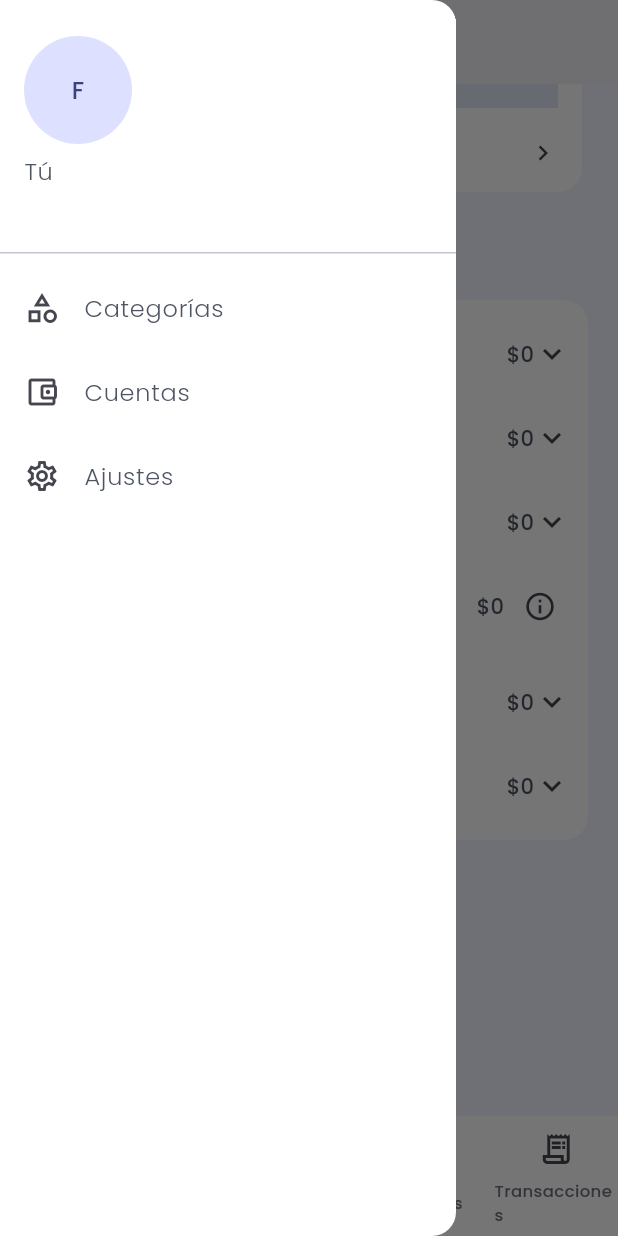
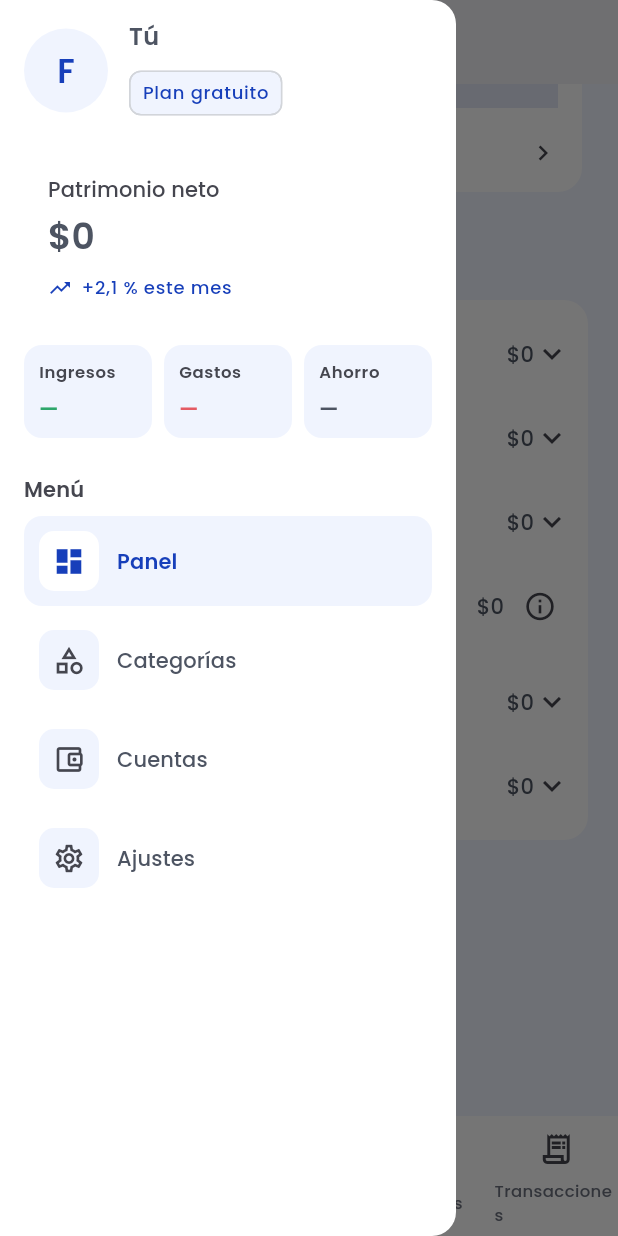
Before and after one commit to gerardomanllo/finko, a Flutter app: the DashboardScreen screen opened by its route, scrolled down 184 dp, after a tap on the "settings" icon, on a phone screen of 412 x 824 dp. Run offline on Flutter 3.47's test engine with Material 3 defaults, Android fonts, the phone set to English and light mode, and no system bars; drawn by our look-alikes of fl_chart; our stand-ins replace cloud_firestore, cloud_functions, firebase_auth, firebase_core, flutter_riverpod, go_router and 4 more; accounts and stored records are empty; network calls fail.

Commit message:
Enhance shell drawer UI: Introduced a Finko-themed drawer featuring a profile section, a free-plan stub, and a paper-style net worth block. Added month-to-date income, expenses, and savings metrics with consistent styling across navigation rows. Updated localization for new drawer elements and revised documentation to reflect these changes.

```diff
--- a/lib/core/data/monthly_totals_as_of_date.dart
+++ b/lib/core/data/monthly_totals_as_of_date.dart
@@ -25,6 +25,27 @@ int expenseMinorMainThroughDate(MonthlyTotals totals, String throughYyyyMmDd) {
   return sum;
 }
 
+/// Like [expenseMinorMainThroughDate], but sums day-level **income** through [throughYyyyMmDd].
+int incomeMinorMainThroughDate(MonthlyTotals totals, String throughYyyyMmDd) {
+  if (totals.yearMonth.length < 7 || throughYyyyMmDd.length < 10) {
+    return totals.incomeMinorMain;
+  }
+  final monthPrefix = throughYyyyMmDd.substring(0, 7);
+  if (totals.yearMonth != monthPrefix) {
+    return totals.incomeMinorMain;
+  }
+  final dayCap = int.tryParse(throughYyyyMmDd.substring(8, 10)) ?? 31;
+  var sum = 0;
+  for (final e in totals.days.entries) {
+    final dk = e.key;
+    if (!_isDayKey(dk)) continue;
+    final d = int.parse(dk);
+    if (d > dayCap) continue;
+    sum += e.value.incomeMinorMain ?? 0;
+  }
+  return sum;
+}
+
 /// Scales [MonthlyTotals.byCategoryMinorMain] by the ratio of MTD expense to full-month
 /// expense so category rings match **through [throughYyyyMmDd]** when day-level category
 /// rollups are absent.
--- a/lib/features/shell/presentation/app_shell.dart
+++ b/lib/features/shell/presentation/app_shell.dart
@@ -3,6 +3,7 @@ import 'package:go_router/go_router.dart';
 
 import '../../../l10n/app_localizations.dart';
 import '../../../widgets/transactions/ledger_transaction_editor_sheet.dart';
+import 'finko_shell_drawer.dart';
 import 'shell_drawer_controller.dart';
 
 /// App shell: [Scaffold] + bottom navigation + [Drawer].
@@ -49,54 +50,7 @@ class _AppShellState extends State<AppShell> {
         body: widget.navigationShell,
         drawer: Drawer(
           child: SafeArea(
-            child: ListView(
-              padding: const EdgeInsets.symmetric(vertical: 8),
-              children: [
-                Builder(
-                  builder: (context) {
-                    final theme = Theme.of(context);
-                    return Theme(
-                      data: theme.copyWith(primaryTextTheme: theme.textTheme),
-                      child: UserAccountsDrawerHeader(
-                        decoration: BoxDecoration(
-                          color: theme.colorScheme.surface,
-                        ),
-                        arrowColor: theme.colorScheme.onSurface,
-                        accountName: Text(l10n.drawerUserPlaceholderName),
-                        accountEmail: Text(l10n.drawerUserPlaceholderEmail),
-                        currentAccountPicture: CircleAvatar(
-                          child: Text(l10n.drawerUserPlaceholderInitial),
-                        ),
-                      ),
-                    );
-                  },
-                ),
-                ListTile(
-                  leading: const Icon(Icons.category_outlined),
-                  title: Text(l10n.drawerCategories),
-                  onTap: () {
-                    Navigator.of(context).pop();
-                    context.push('/categories');
-                  },
-                ),
-                ListTile(
-                  leading: const Icon(Icons.account_balance_wallet_outlined),
-                  title: Text(l10n.drawerAccounts),
-                  onTap: () {
-                    Navigator.of(context).pop();
-                    context.push('/accounts');
-                  },
-                ),
-                ListTile(
-                  leading: const Icon(Icons.settings_outlined),
-                  title: Text(l10n.settingsTitle),
-                  onTap: () {
-                    Navigator.of(context).pop();
-                    context.push('/settings');
-                  },
-                ),
-              ],
-            ),
+            child: FinkoShellDrawer(navigationShell: widget.navigationShell),
           ),
         ),
         bottomNavigationBar: NavigationBar(
--- /dev/null
+++ b/lib/features/shell/presentation/finko_shell_drawer.dart
@@ -0,0 +1,427 @@
+import 'package:flutter/material.dart';
+import 'package:flutter_riverpod/flutter_riverpod.dart';
+import 'package:go_router/go_router.dart';
+import 'package:intl/intl.dart';
+
+import '../../../core/data/models/finko_account.dart';
+import '../../../core/data/models/finko_account_kind.dart';
+import '../../../core/data/monthly_totals_as_of_date.dart';
+import '../../../core/data/providers/finko_stream_providers.dart';
+import '../../../core/formatting/money_format.dart';
+import '../../../core/theme/finko_theme.dart';
+import '../../../l10n/app_localizations.dart';
+
+Color _drawerMutedFill(ThemeData theme) {
+  return theme.brightness == Brightness.light
+      ? FinkoColors.cloud
+      : FinkoColors.navy700;
+}
+
+Color _drawerNavSelectedFill(ThemeData theme) {
+  return theme.brightness == Brightness.light
+      ? FinkoColors.cloud
+      : FinkoColors.navy700;
+}
+
+Color _drawerNavSelectedIconFill(ThemeData theme) {
+  return theme.brightness == Brightness.light
+      ? Colors.white
+      : FinkoColors.navy800;
+}
+
+/// Rich navigation drawer: profile, month snapshot, shell + stack destinations.
+class FinkoShellDrawer extends ConsumerWidget {
+  const FinkoShellDrawer({super.key, required this.navigationShell});
+
+  final StatefulNavigationShell navigationShell;
+
+  static String _formatMoney(
+    BuildContext context,
+    int minor,
+    String currencyCode,
+  ) {
+    final locale = Localizations.localeOf(context).toLanguageTag();
+    return formatMinorUnits(minor, currencyCode, locale);
+  }
+
+  void _closeDrawer(BuildContext context) {
+    Navigator.of(context).pop();
+  }
+
+  @override
+  Widget build(BuildContext context, WidgetRef ref) {
+    final l10n = AppLocalizations.of(context);
+    final theme = Theme.of(context);
+    final scheme = theme.colorScheme;
+    final semantic = theme.extension<FinkoSemanticColors>();
+
+    final location = GoRouterState.of(context).matchedLocation;
+    final isHome = location == '/dashboard';
+    final isCategories = location == '/categories';
+    final isAccounts = location == '/accounts';
+    final isSettings = location == '/settings';
+
+    final accountsAsync = ref.watch(accountsStreamProvider);
+    final userProfileAsync = ref.watch(userProfileStreamProvider);
+    final todayKey = ref.watch(todayYyyyMmDdProvider);
+    final ym = ref.watch(dashboardYearMonthProvider);
+    final monthAsync = ref.watch(monthlyTotalsForMonthStreamProvider(ym));
+    final sparkline = ref.watch(netWorthSparklineSeriesProvider);
+
+    final mainCurrency =
+        userProfileAsync.valueOrNull?.mainCurrency ??
+        accountsAsync.valueOrNull?.firstOrNull?.currency ??
+        'MXN';
+
+    final profile = userProfileAsync.valueOrNull;
+    final displayName = (profile?.displayName ?? '').trim();
+    final nameText = displayName.isNotEmpty
+        ? displayName
+        : l10n.drawerUserPlaceholderName;
+    final initial = displayName.isNotEmpty
+        ? displayName.substring(0, 1).toUpperCase()
+        : l10n.drawerUserPlaceholderInitial;
+
+    final accounts = accountsAsync.valueOrNull ?? const <FinkoAccount>[];
+    final netWorthFromAccounts = netWorthFromAccountsMinor(accounts);
+    final hasSparklinePoints = sparkline.any((point) => point != 0);
+    final netWorthDisplayMinor = hasSparklinePoints
+        ? sparkline.last.toInt()
+        : netWorthFromAccounts;
+
+    final month = monthAsync.valueOrNull;
+    final incomeMtd = month == null
+        ? null
+        : incomeMinorMainThroughDate(month, todayKey);
+    final expenseMtd = month == null
+        ? null
+        : expenseMinorMainThroughDate(month, todayKey);
+
+    double? savingsRate;
+    if (incomeMtd != null && expenseMtd != null && incomeMtd > 0) {
+      savingsRate = ((incomeMtd - expenseMtd) / incomeMtd).clamp(0.0, 1.0);
+    }
+
+    final localeTag = Localizations.localeOf(context).toLanguageTag();
+    final savingsText = savingsRate == null
+        ? '—'
+        : NumberFormat.percentPattern(localeTag).format(savingsRate);
+
+    final incomeText = monthAsync.isLoading
+        ? '…'
+        : incomeMtd == null
+        ? '—'
+        : _formatMoney(context, incomeMtd, mainCurrency);
+    final expenseText = monthAsync.isLoading
+        ? '…'
+        : expenseMtd == null
+        ? '—'
+        : _formatMoney(context, expenseMtd, mainCurrency);
+
+    return ListView(
+      padding: const EdgeInsets.fromLTRB(16, 12, 16, 24),
+      children: [
+        Row(
+          crossAxisAlignment: CrossAxisAlignment.center,
+          children: [
+            CircleAvatar(
+              radius: 28,
+              backgroundColor: _drawerMutedFill(theme),
+              foregroundColor: scheme.primary,
+              child: Text(
+                initial,
+                style: theme.textTheme.titleLarge?.copyWith(
+                  fontWeight: FontWeight.w600,
+                  color: scheme.primary,
+                ),
+              ),
+            ),
+            const SizedBox(width: 14),
+            Expanded(
+              child: Column(
+                crossAxisAlignment: CrossAxisAlignment.start,
+                children: [
+                  Text(
+                    nameText,
+                    style: theme.textTheme.titleMedium?.copyWith(
+                      fontWeight: FontWeight.w600,
+                    ),
+                    maxLines: 1,
+                    overflow: TextOverflow.ellipsis,
+                  ),
+                  const SizedBox(height: 6),
+                  Chip(
+                    visualDensity: VisualDensity.compact,
+                    padding: const EdgeInsets.symmetric(horizontal: 8),
+                    labelPadding: EdgeInsets.zero,
+                    side: BorderSide(
+                      color: theme.brightness == Brightness.light
+                          ? FinkoColors.grayLight
+                          : FinkoColors.grayDark,
+                    ),
+                    backgroundColor: _drawerMutedFill(theme),
+                    label: Text(
+                      l10n.drawerPlanFree,
+                      style: theme.textTheme.labelMedium?.copyWith(
+                        color: scheme.primary,
+                        fontWeight: FontWeight.w500,
+                      ),
+                    ),
+                  ),
+                ],
+              ),
+            ),
+          ],
+        ),
+        const SizedBox(height: 20),
+        Material(
+          color: scheme.surface,
+          surfaceTintColor: Colors.transparent,
+          borderRadius: BorderRadius.circular(16),
+          child: Padding(
+            padding: const EdgeInsets.fromLTRB(16, 14, 16, 14),
+            child: Column(
+              crossAxisAlignment: CrossAxisAlignment.start,
+              children: [
+                Text(
+                  l10n.metricNetWorth,
+                  style: theme.textTheme.labelLarge?.copyWith(
+                    color: scheme.onSurfaceVariant,
+                    fontWeight: FontWeight.w500,
+                  ),
+                ),
+                const SizedBox(height: 6),
+                accountsAsync.maybeWhen(
+                  data: (_) => Text(
+                    _formatMoney(context, netWorthDisplayMinor, mainCurrency),
+                    style: theme.textTheme.headlineSmall?.copyWith(
+                      fontWeight: FontWeight.w600,
+                    ),
+                  ),
+                  orElse: () => Text(
+                    '—',
+                    style: theme.textTheme.headlineSmall?.copyWith(
+                      fontWeight: FontWeight.w600,
+                    ),
+                  ),
+                ),
+                const SizedBox(height: 10),
+                Row(
+                  children: [
+                    Icon(Icons.trending_up, size: 16, color: scheme.primary),
+                    const SizedBox(width: 6),
+                    Expanded(
+                      child: Text(
+                        l10n.drawerNetWorthDeltaStub,
+                        style: theme.textTheme.labelMedium?.copyWith(
+                          color: scheme.primary,
+                          fontWeight: FontWeight.w500,
+                        ),
+                      ),
+                    ),
+                  ],
+                ),
+              ],
+            ),
+          ),
+        ),
+        const SizedBox(height: 16),
+        Row(
+          children: [
+            Expanded(
+              child: _DrawerStatCell(
+                label: l10n.drawerStatsIncomeLabel,
+                valueText: incomeText,
+                valueColor: semantic?.income ?? FinkoColors.income,
+              ),
+            ),
+            const SizedBox(width: 8),
+            Expanded(
+              child: _DrawerStatCell(
+                label: l10n.drawerStatsExpenseLabel,
+                valueText: expenseText,
+                valueColor: semantic?.expense ?? FinkoColors.expense,
+              ),
+            ),
+            const SizedBox(width: 8),
+            Expanded(
+              child: _DrawerStatCell(
+                label: l10n.drawerStatsSavingsLabel,
+                valueText: savingsText,
+                valueColor:
+                    theme.textTheme.titleSmall?.color ?? scheme.onSurface,
+              ),
+            ),
+          ],
+        ),
+        const SizedBox(height: 24),
+        Text(
+          l10n.drawerNavSectionTitle,
+          style: theme.textTheme.labelLarge?.copyWith(
+            color: scheme.onSurfaceVariant,
+            fontWeight: FontWeight.w600,
+          ),
+        ),
+        const SizedBox(height: 8),
+        _DrawerNavRow(
+          selected: isHome,
+          icon: Icons.dashboard_outlined,
+          selectedIcon: Icons.dashboard,
+          label: l10n.navDashboard,
+          onTap: () {
+            _closeDrawer(context);
+            navigationShell.goBranch(0, initialLocation: true);
+          },
+        ),
+        _DrawerNavRow(
+          selected: isCategories,
+          icon: Icons.category_outlined,
+          selectedIcon: Icons.category,
+          label: l10n.drawerCategories,
+          onTap: () {
+            _closeDrawer(context);
+            context.push('/categories');
+          },
+        ),
+        _DrawerNavRow(
+          selected: isAccounts,
+          icon: Icons.account_balance_wallet_outlined,
+          selectedIcon: Icons.account_balance_wallet,
+          label: l10n.drawerAccounts,
+          onTap: () {
+            _closeDrawer(context);
+            context.push('/accounts');
+          },
+        ),
+        _DrawerNavRow(
+          selected: isSettings,
+          icon: Icons.settings_outlined,
+          selectedIcon: Icons.settings,
+          label: l10n.settingsTitle,
+          onTap: () {
+            _closeDrawer(context);
+            context.push('/settings');
+          },
+        ),
+      ],
+    );
+  }
+}
+
+class _DrawerStatCell extends StatelessWidget {
+  const _DrawerStatCell({
+    required this.label,
+    required this.valueText,
+    required this.valueColor,
+  });
+
+  final String label;
+  final String valueText;
+  final Color valueColor;
+
+  @override
+  Widget build(BuildContext context) {
+    final theme = Theme.of(context);
+    final scheme = theme.colorScheme;
+    return DecoratedBox(
+      decoration: BoxDecoration(
+        color: _drawerMutedFill(theme),
+        borderRadius: BorderRadius.circular(12),
+      ),
+      child: Padding(
+        padding: const EdgeInsets.symmetric(horizontal: 10, vertical: 10),
+        child: Column(
+          crossAxisAlignment: CrossAxisAlignment.start,
+          children: [
+            Text(
+              label,
+              style: theme.textTheme.labelSmall?.copyWith(
+                color: scheme.onSurfaceVariant,
+                fontWeight: FontWeight.w600,
+                letterSpacing: 0.4,
+              ),
+              maxLines: 1,
+              overflow: TextOverflow.ellipsis,
+            ),
+            const SizedBox(height: 6),
+            Text(
+              valueText,
+              style: theme.textTheme.titleSmall?.copyWith(
+                color: valueColor,
+                fontWeight: FontWeight.w600,
+              ),
+              maxLines: 1,
+              overflow: TextOverflow.ellipsis,
+            ),
+          ],
+        ),
+      ),
+    );
+  }
+}
+
+class _DrawerNavRow extends StatelessWidget {
+  const _DrawerNavRow({
+    required this.selected,
+    required this.icon,
+    required this.selectedIcon,
+    required this.label,
+    required this.onTap,
+  });
+
+  final bool selected;
+  final IconData icon;
+  final IconData selectedIcon;
+  final String label;
+  final VoidCallback onTap;
+
+  @override
+  Widget build(BuildContext context) {
+    final theme = Theme.of(context);
+    final scheme = theme.colorScheme;
+    final iconBg = selected
+        ? _drawerNavSelectedIconFill(theme)
+        : _drawerMutedFill(theme);
+    final iconFg = selected ? scheme.primary : scheme.onSurfaceVariant;
+    final textStyle = theme.textTheme.titleSmall?.copyWith(
+      color: selected ? scheme.primary : scheme.onSurface,
+      fontWeight: selected ? FontWeight.w600 : FontWeight.w500,
+    );
+
+    return Padding(
+      padding: const EdgeInsets.only(bottom: 6),
+      child: Material(
+        color: selected ? _drawerNavSelectedFill(theme) : Colors.transparent,
+        borderRadius: BorderRadius.circular(12),
+        child: InkWell(
+          borderRadius: BorderRadius.circular(12),
+          onTap: onTap,
+          child: Padding(
+            padding: const EdgeInsets.symmetric(horizontal: 10, vertical: 10),
+            child: Row(
+              children: [
+                DecoratedBox(
+                  decoration: BoxDecoration(
+                    color: iconBg,
+                    borderRadius: BorderRadius.circular(10),
+                  ),
+                  child: SizedBox(
+                    width: 40,
+                    height: 40,
+                    child: Icon(
+                      selected ? selectedIcon : icon,
+                      size: 22,
+                      color: iconFg,
+                    ),
+                  ),
+                ),
+                const SizedBox(width: 12),
+                Expanded(child: Text(label, style: textStyle)),
+              ],
+            ),
+          ),
+        ),
+      ),
+    );
+  }
+}
--- a/lib/l10n/app_en.arb
+++ b/lib/l10n/app_en.arb
@@ -307,6 +307,12 @@
   "newTransactionSheetBody": "Add a movement to your ledger.",
   "drawerCategories": "Categories",
   "drawerAccounts": "Accounts",
+  "drawerPlanFree": "Free plan",
+  "drawerStatsIncomeLabel": "Income",
+  "drawerStatsExpenseLabel": "Expenses",
+  "drawerStatsSavingsLabel": "Savings",
+  "drawerNavSectionTitle": "Menu",
+  "drawerNetWorthDeltaStub": "+2.1% this month",
   "drawerUserPlaceholderName": "You",
   "drawerUserPlaceholderEmail": " ",
   "drawerUserPlaceholderInitial": "F",
--- a/lib/l10n/app_es.arb
+++ b/lib/l10n/app_es.arb
@@ -307,6 +307,12 @@
   "newTransactionSheetBody": "Añade una transacción",
   "drawerCategories": "Categorías",
   "drawerAccounts": "Cuentas",
+  "drawerPlanFree": "Plan gratuito",
+  "drawerStatsIncomeLabel": "Ingresos",
+  "drawerStatsExpenseLabel": "Gastos",
+  "drawerStatsSavingsLabel": "Ahorro",
+  "drawerNavSectionTitle": "Menú",
+  "drawerNetWorthDeltaStub": "+2,1 % este mes",
   "drawerUserPlaceholderName": "Tú",
   "drawerUserPlaceholderEmail": " ",
   "drawerUserPlaceholderInitial": "F",
--- a/lib/l10n/app_localizations.dart
+++ b/lib/l10n/app_localizations.dart
@@ -1500,6 +1500,42 @@ abstract class AppLocalizations {
   /// **'Cuentas'**
   String get drawerAccounts;
 
+  /// No description provided for @drawerPlanFree.
+  ///
+  /// In es, this message translates to:
+  /// **'Plan gratuito'**
+  String get drawerPlanFree;
+
+  /// No description provided for @drawerStatsIncomeLabel.
+  ///
+  /// In es, this message translates to:
+  /// **'Ingresos'**
+  String get drawerStatsIncomeLabel;
+
+  /// No description provided for @drawerStatsExpenseLabel.
+  ///
+  /// In es, this message translates to:
+  /// **'Gastos'**
+  String get drawerStatsExpenseLabel;
+
+  /// No description provided for @drawerStatsSavingsLabel.
+  ///
+  /// In es, this message translates to:
+  /// **'Ahorro'**
+  String get drawerStatsSavingsLabel;
+
+  /// No description provided for @drawerNavSectionTitle.
+  ///
+  /// In es, this message translates to:
+  /// **'Menú'**
+  String get drawerNavSectionTitle;
+
+  /// No description provided for @drawerNetWorthDeltaStub.
+  ///
+  /// In es, this message translates to:
+  /// **'+2,1 % este mes'**
+  String get drawerNetWorthDeltaStub;
+
   /// No description provided for @drawerUserPlaceholderName.
   ///
   /// In es, this message translates to:
--- a/lib/l10n/app_localizations_en.dart
+++ b/lib/l10n/app_localizations_en.dart
@@ -775,6 +775,24 @@ class AppLocalizationsEn extends AppLocalizations {
   String get drawerAccounts => 'Accounts';
 
   @override
+  String get drawerPlanFree => 'Free plan';
+
+  @override
+  String get drawerStatsIncomeLabel => 'Income';
+
+  @override
+  String get drawerStatsExpenseLabel => 'Expenses';
+
+  @override
+  String get drawerStatsSavingsLabel => 'Savings';
+
+  @override
+  String get drawerNavSectionTitle => 'Menu';
+
+  @override
+  String get drawerNetWorthDeltaStub => '+2.1% this month';
+
+  @override
   String get drawerUserPlaceholderName => 'You';
 
   @override
--- a/lib/l10n/app_localizations_es.dart
+++ b/lib/l10n/app_localizations_es.dart
@@ -779,6 +779,24 @@ class AppLocalizationsEs extends AppLocalizations {
   String get drawerAccounts => 'Cuentas';
 
   @override
+  String get drawerPlanFree => 'Plan gratuito';
+
+  @override
+  String get drawerStatsIncomeLabel => 'Ingresos';
+
+  @override
+  String get drawerStatsExpenseLabel => 'Gastos';
+
+  @override
+  String get drawerStatsSavingsLabel => 'Ahorro';
+
+  @override
+  String get drawerNavSectionTitle => 'Menú';
+
+  @override
+  String get drawerNetWorthDeltaStub => '+2,1 % este mes';
+
+  @override
   String get drawerUserPlaceholderName => 'Tú';
 
   @override
```
Also changed, not shown: 4 other files.
